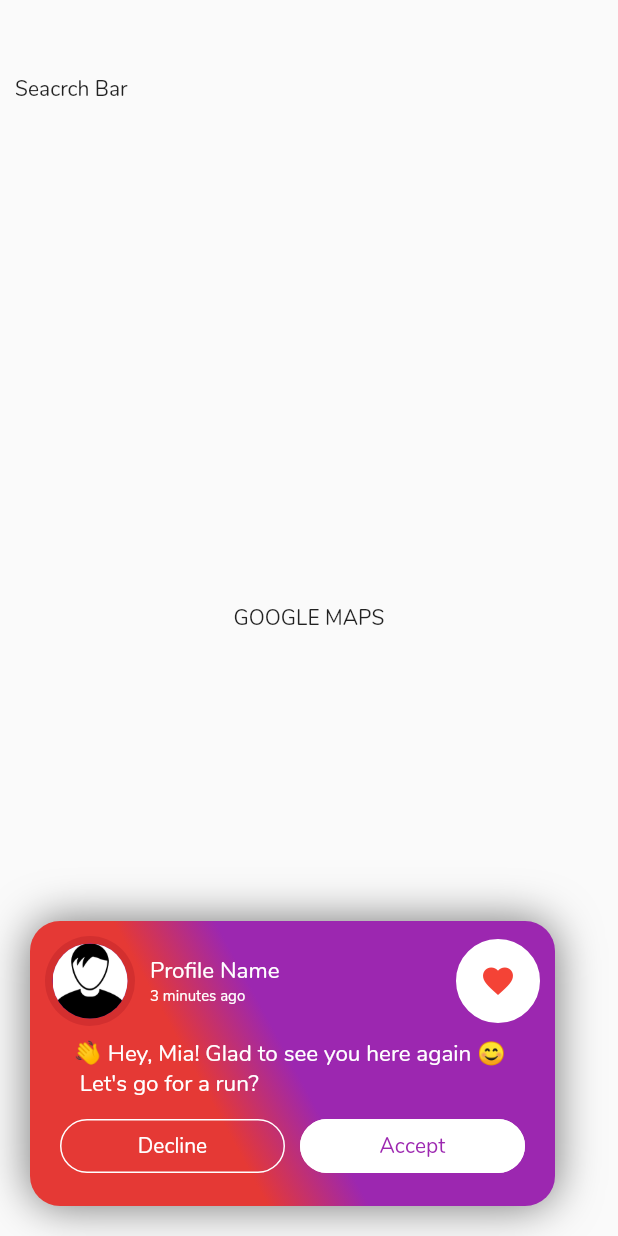
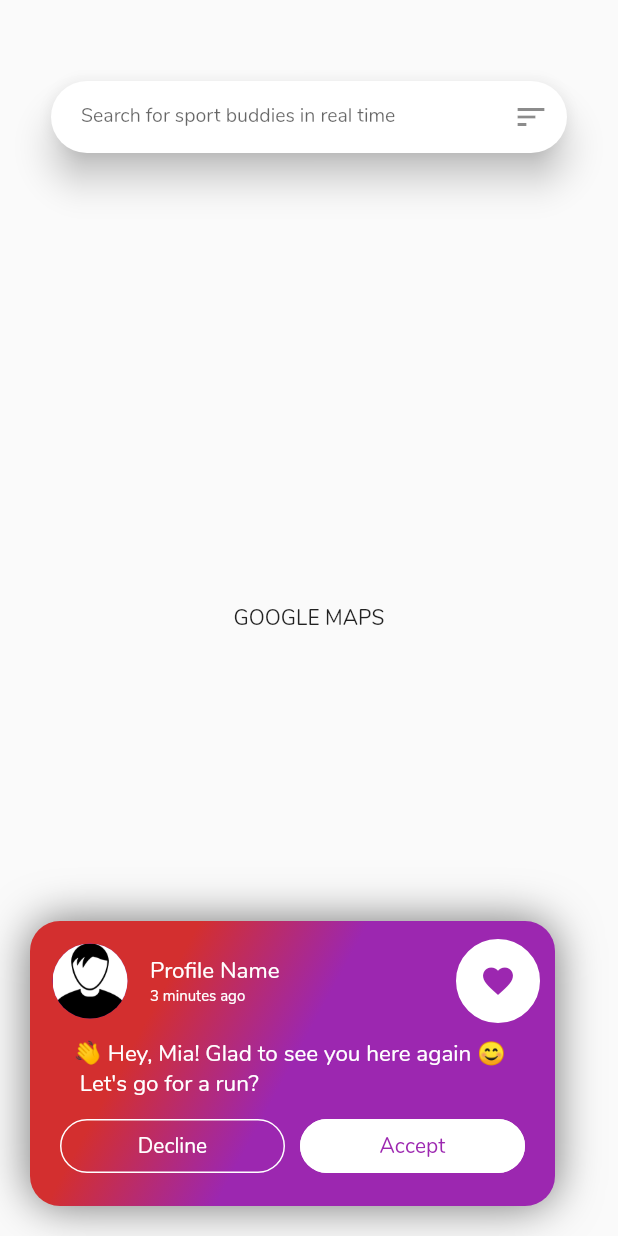
Before and after one commit to kiranraju03/fitrunner, a Flutter app: the screen it shows after launch, on a phone screen of 412 x 824 dp. Run offline on Flutter 3.47's test engine with Material 2 defaults, Android fonts, the phone set to English and light mode, and no system bars; our stand-ins replace step_progress_indicator.

Commit message:
Search Bar completed

```diff
--- a/lib/layouts/mapslayout.dart
+++ b/lib/layouts/mapslayout.dart
@@ -18,7 +18,8 @@ class MapsLayout extends StatelessWidget {
           ),
           Positioned(
             top: 50,
-            left: 10,
+            left: 30,
+            right: 30,
             child: SearchBar(),
           ),
           Positioned(
--- a/lib/widgets/friendrequestcard.dart
+++ b/lib/widgets/friendrequestcard.dart
@@ -12,10 +12,10 @@ class FriendRequestCard extends StatelessWidget {
           )
         ],
         gradient: LinearGradient(
-          begin: Alignment.bottomLeft,
-          end: Alignment.topRight,
-          stops: [0.35, 0.5],
-          colors: [Colors.red[600], Colors.purple],
+          begin: Alignment.topLeft,
+          end: Alignment.bottomRight,
+          stops: [0.25, 0.5],
+          colors: [Colors.red[700], Colors.purple],
           tileMode: TileMode.repeated,
         ),
         borderRadius: BorderRadius.circular(20),
@@ -71,7 +71,7 @@ class FriendRequestCard extends StatelessWidget {
                   ),
                   child: IconButton(
                     icon: Icon(Icons.favorite),
-                    color: Colors.red,
+                    color: Colors.purple,
                     onPressed: () {},
                   ),
                 ),
--- a/lib/widgets/profilecarddetails.dart
+++ b/lib/widgets/profilecarddetails.dart
@@ -43,7 +43,6 @@ class _ProfileCardDetailsState extends State<ProfileCardDetails> {
           borderRadius: BorderRadius.circular(20),
         ),
         padding: EdgeInsets.fromLTRB(0, 30, 0, 20),
-        // height: (MediaQuery.of(context).size.height) / 4.0,
         child: Column(
           children: [
             //Top navigation and settings
--- a/lib/widgets/searchbar.dart
+++ b/lib/widgets/searchbar.dart
@@ -6,10 +6,92 @@ class SearchBar extends StatefulWidget {
 }
 
 class _SearchBarState extends State<SearchBar> {
+  TextEditingController searchValueController = new TextEditingController();
+  // String searchValue = '';
+  List<String> searchTextList = [];
+  List<Widget> searchTextsWidgets = [];
   @override
   Widget build(BuildContext context) {
-    return Container(
-      child: Text("Seacrch Bar"),
+    return Column(
+      children: [
+        Container(
+          child: Card(
+            shape:
+                RoundedRectangleBorder(borderRadius: BorderRadius.circular(25)),
+            elevation: 10,
+            child: TextField(
+              controller: searchValueController,
+              decoration: InputDecoration(
+                contentPadding:
+                    EdgeInsets.only(left: 20, bottom: 11, top: 11, right: 15),
+                hintStyle: TextStyle(fontSize: 13),
+                hintText: 'Search for sport buddies in real time',
+                border: InputBorder.none,
+                suffixIcon: IconButton(
+                  icon: Icon(Icons.sort),
+                  onPressed: () {
+                    this.setState(() {
+                      searchTextList.add(searchValueController.text);
+                      // searchTextsWidgets
+                      //     .add(searchValueHolder(searchValueController.text));
+                    });
+                    searchValueController.clear();
+                    print(searchTextsWidgets.toString());
+                  },
+                ),
+              ),
+            ),
+          ),
+        ),
+        Row(
+          // children: searchTextsWidgets,
+          children: searchTextList.map((element) {
+            return searchValueHolder(element);
+          }).toList(),
+        )
+      ],
+    );
+  }
+
+  Widget searchValueHolder(String searchedString) {
+    return Padding(
+      padding: const EdgeInsets.all(3.0),
+      child: Container(
+        decoration: BoxDecoration(
+            color: Colors.purple, borderRadius: BorderRadius.circular(20)),
+        child: Padding(
+          padding: const EdgeInsets.all(8.0),
+          child: Row(
+            // mainAxisAlignment: MainAxisAlignment.spaceBetween,
+            children: [
+              Text(
+                searchedString,
+                style: TextStyle(color: Colors.white),
+              ),
+              GestureDetector(
+                onTap: () {
+                  this.setState(() {
+                    searchTextList.remove(searchedString);
+                  });
+                },
+                child: Icon(
+                  Icons.close,
+                  size: 15,
+                  color: Colors.white,
+                ),
+              ),
+              // IconButton(
+              //   icon: Icon(
+              //     Icons.close,
+              //     size: 15,
+              //     color: Colors.white,
+              //   ),
+              //   onPressed: () {},
+              // )
+            ],
+          ),
+        ),
+      ),
     );
   }
 }
```
